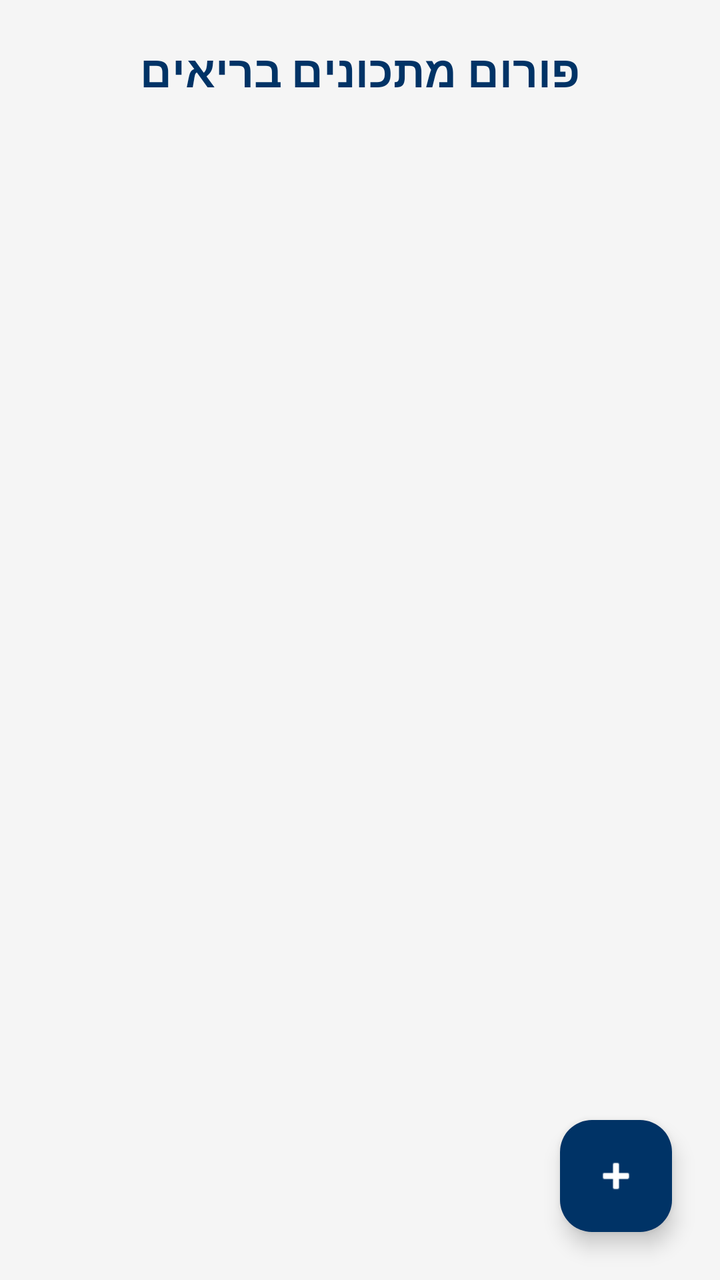
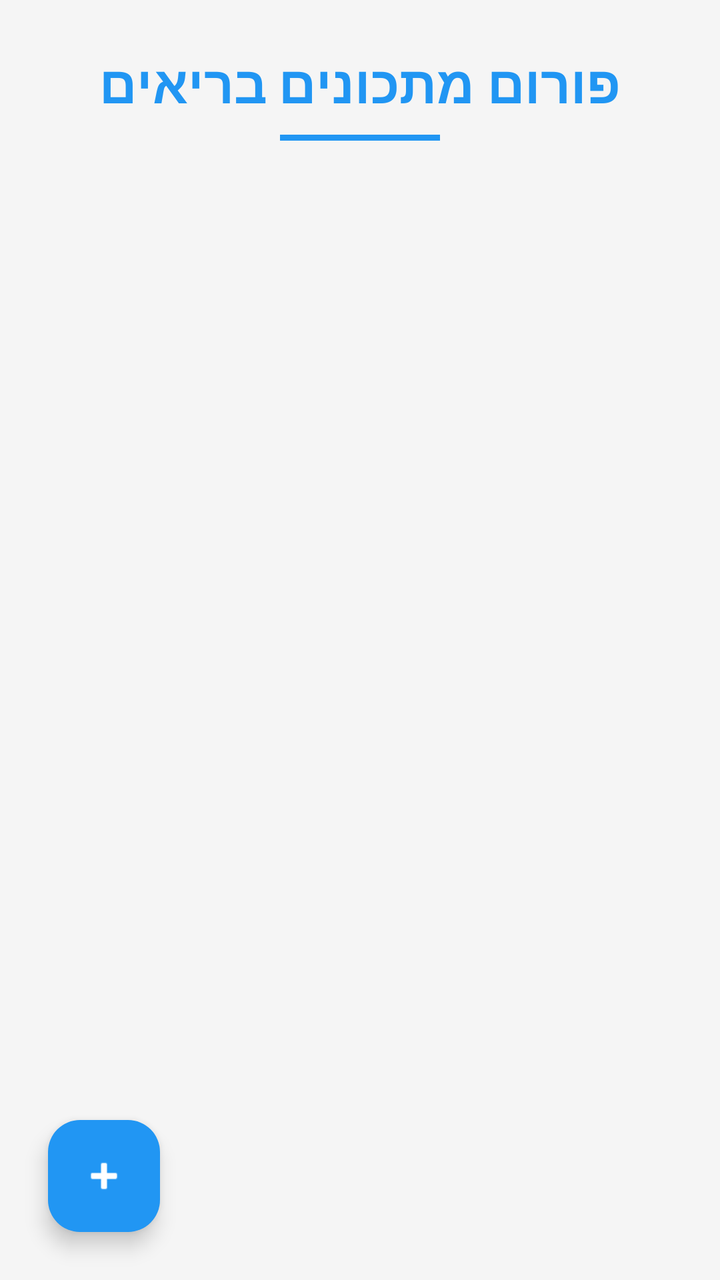

Screens rendered from an Android XML layout before and after an edit, with the pre-edit source and the edit as a unified diff.
<!-- AndroidManifest.xml: application theme Theme.FitCoach -->
<!-- res/layout/activity_recipe_forum.xml -->
<?xml version="1.0" encoding="utf-8"?>
<RelativeLayout xmlns:android="http://schemas.android.com/apk/res/android"
    android:layout_width="match_parent"
    android:layout_height="match_parent"
    xmlns:app="http://schemas.android.com/apk/res-auto"
    android:background="#F5F5F5">

    <TextView
        android:id="@+id/tvTitle"
        android:layout_width="wrap_content"
        android:layout_height="wrap_content"
        android:text="פורום מתכונים בריאים"
        android:layout_centerHorizontal="true"
        android:layout_marginTop="20dp"
        android:textColor="#003366"
        android:textSize="22sp"
        android:textStyle="bold"/>

    <androidx.recyclerview.widget.RecyclerView
        android:id="@+id/rvRecipes"
        android:layout_width="match_parent"
        android:layout_height="match_parent"
        android:layout_below="@id/tvTitle"
        android:layout_marginTop="10dp"
        android:padding="8dp" />

    <com.google.android.material.floatingactionbutton.FloatingActionButton
        android:id="@+id/fabAddRecipe"
        android:layout_width="wrap_content"
        android:layout_height="wrap_content"
        android:layout_alignParentBottom="true"
        android:layout_alignParentEnd="true"
        android:layout_margin="24dp"
        android:src="@android:drawable/ic_input_add"
        app:backgroundTint="#003366"
        app:tint="#FFFFFF"/>

</RelativeLayout>
<!-- resources referenced by this layout -->
<resources>
  <style name="Theme.FitCoach" parent="Base.Theme.FitCoach" />
  <style name="Base.Theme.FitCoach" parent="Theme.Material3.DayNight.NoActionBar">
          
          
      </style>
</resources>

<!-- the commit's change to res/layout/activity_recipe_forum.xml (unified diff, before → after) -->
@@ -1,38 +1,53 @@
 <?xml version="1.0" encoding="utf-8"?>
 <RelativeLayout xmlns:android="http://schemas.android.com/apk/res/android"
+    xmlns:app="http://schemas.android.com/apk/res-auto"
+    xmlns:tools="http://schemas.android.com/tools"
     android:layout_width="match_parent"
     android:layout_height="match_parent"
-    xmlns:app="http://schemas.android.com/apk/res-auto"
-    android:background="#F5F5F5">
+    android:background="#F5F5F5"
+    android:layoutDirection="rtl"
+    tools:context=".screens.RecipeForumActivity">
 
-    <TextView
-        android:id="@+id/tvTitle"
-        android:layout_width="wrap_content"
+    <LinearLayout
+        android:id="@+id/header_recipes"
+        android:layout_width="match_parent"
         android:layout_height="wrap_content"
-        android:text="פורום מתכונים בריאים"
-        android:layout_centerHorizontal="true"
-        android:layout_marginTop="20dp"
-        android:textColor="#003366"
-        android:textSize="22sp"
-        android:textStyle="bold"/>
+        android:orientation="vertical"
+        android:padding="24dp"
+        android:gravity="center">
+
+        <TextView
+            android:layout_width="wrap_content"
+            android:layout_height="wrap_content"
+            android:text="פורום מתכונים בריאים"
+            android:textColor="#2196F3"
+            android:textSize="26sp"
+            android:textStyle="bold" />
+
+        <View
+            android:layout_width="80dp"
+            android:layout_height="3dp"
+            android:background="#2196F3"
+            android:layout_marginTop="8dp"/>
+    </LinearLayout>
 
     <androidx.recyclerview.widget.RecyclerView
         android:id="@+id/rvRecipes"
         android:layout_width="match_parent"
         android:layout_height="match_parent"
-        android:layout_below="@id/tvTitle"
-        android:layout_marginTop="10dp"
-        android:padding="8dp" />
+        android:layout_below="@id/header_recipes"
+        android:clipToPadding="false"
+        android:paddingBottom="16dp" />
 
     <com.google.android.material.floatingactionbutton.FloatingActionButton
         android:id="@+id/fabAddRecipe"
         android:layout_width="wrap_content"
         android:layout_height="wrap_content"
+        android:layout_alignParentEnd="true"
         android:layout_alignParentBottom="true"
-        android:layout_alignParentEnd="true"
         android:layout_margin="24dp"
         android:src="@android:drawable/ic_input_add"
-        app:backgroundTint="#003366"
-        app:tint="#FFFFFF"/>
+        app:backgroundTint="#2196F3"
+        app:tint="@android:color/white" />
 
 </RelativeLayout>
